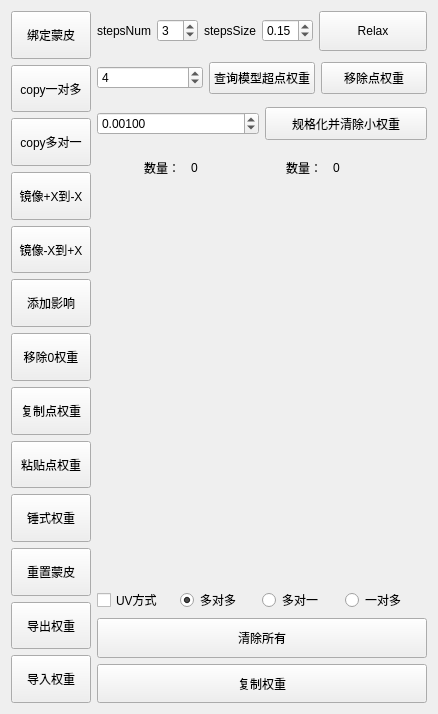
Before: the Qt Designer form UI/uiDesigner/weightTool.ui in guyupi/guyupiTools, drawn with Qt 5.
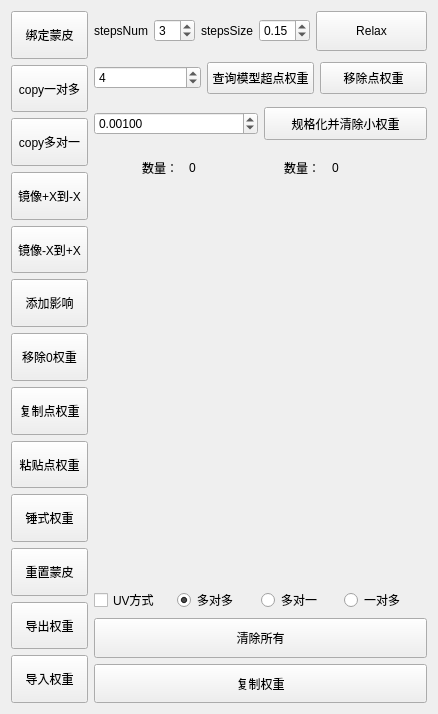
After: the same form once the commit is applied.

Commit message: 1、更新权重文件的UI设置，多对多窗口的添加模型功能，筛选类型，列表数量信号检测 2、重命名工具，选择列表下添加前缀会重复给shape节点添加两个前缀 3、arcUtils文件内修改筛选节点的类，新增将选择列表转化为字典，字典转化为选择列表方法，修复获取shape节点的语句错误 4、新增加QdialogClass类，专门用来构建弹窗的UI 5、新增加保存UI相关设置的类，待调试

The edit to the form file:
```diff
--- a/UI/uiDesigner/weightTool.ui
+++ b/UI/uiDesigner/weightTool.ui
@@ -19,9 +19,9 @@
      <item>
       <layout class="QHBoxLayout" name="horizontalLayout_13" stretch="1,8">
        <item>
-        <layout class="QVBoxLayout" name="verticalLayout_2" stretch="1,1,1,1,1,1,1,1,1,1,1,1,1">
+        <layout class="QVBoxLayout" name="verticalLayout_2" stretch="0,0,0,0,0,0,0,0,0,0,0,0,0">
          <item>
-          <widget class="QPushButton" name="skin_Button">
+          <widget class="QToolButton" name="skin_Button">
            <property name="sizePolicy">
             <sizepolicy hsizetype="Minimum" vsizetype="MinimumExpanding">
              <horstretch>0</horstretch>
@@ -37,7 +37,7 @@
           </widget>
          </item>
          <item>
-          <widget class="QPushButton" name="copy_Skin_oneTomore_Button">
+          <widget class="QToolButton" name="copy_Skin_oneTomore_Button">
            <property name="sizePolicy">
             <sizepolicy hsizetype="Minimum" vsizetype="MinimumExpanding">
              <horstretch>0</horstretch>
@@ -53,7 +53,7 @@
           </widget>
          </item>
          <item>
-          <widget class="QPushButton" name="copy_Skin_moreToone_Button">
+          <widget class="QToolButton" name="copy_Skin_moreToone_Button">
            <property name="sizePolicy">
             <sizepolicy hsizetype="Minimum" vsizetype="MinimumExpanding">
              <horstretch>0</horstretch>
@@ -69,7 +69,7 @@
           </widget>
          </item>
          <item>
-          <widget class="QPushButton" name="MirrorWeightButton01">
+          <widget class="QToolButton" name="MirrorWeightButton01">
            <property name="sizePolicy">
             <sizepolicy hsizetype="Minimum" vsizetype="MinimumExpanding">
              <horstretch>0</horstretch>
@@ -85,7 +85,7 @@
           </widget>
          </item>
          <item>
-          <widget class="QPushButton" name="MirrorWeightButton01_2">
+          <widget class="QToolButton" name="MirrorWeightButton01_2">
            <property name="sizePolicy">
             <sizepolicy hsizetype="Minimum" vsizetype="MinimumExpanding">
              <horstretch>0</horstretch>
@@ -101,7 +101,7 @@
           </widget>
          </item>
          <item>
-          <widget class="QPushButton" name="add_inf_Button">
+          <widget class="QToolButton" name="add_inf_Button">
            <property name="sizePolicy">
             <sizepolicy hsizetype="Minimum" vsizetype="MinimumExpanding">
              <horstretch>0</horstretch>
@@ -117,7 +117,7 @@
           </widget>
          </item>
          <item>
-          <widget class="QPushButton" name="remove_inf_button">
+          <widget class="QToolButton" name="remove_inf_button">
            <property name="sizePolicy">
             <sizepolicy hsizetype="Minimum" vsizetype="MinimumExpanding">
              <horstretch>0</horstretch>
@@ -133,7 +133,7 @@
           </widget>
          </item>
          <item>
-          <widget class="QPushButton" name="copyPointWeiButton">
+          <widget class="QToolButton" name="copyPointWeiButton">
            <property name="sizePolicy">
             <sizepolicy hsizetype="Minimum" vsizetype="MinimumExpanding">
              <horstretch>0</horstretch>
@@ -149,7 +149,7 @@
           </widget>
          </item>
          <item>
-          <widget class="QPushButton" name="patePointSkinWeiButton">
+          <widget class="QToolButton" name="patePointSkinWeiButton">
            <property name="sizePolicy">
             <sizepolicy hsizetype="Minimum" vsizetype="MinimumExpanding">
              <horstretch>0</horstretch>
@@ -165,7 +165,7 @@
           </widget>
          </item>
          <item>
-          <widget class="QPushButton" name="hammer_wei_button">
+          <widget class="QToolButton" name="hammer_wei_button">
            <property name="sizePolicy">
             <sizepolicy hsizetype="Minimum" vsizetype="MinimumExpanding">
              <horstretch>0</horstretch>
@@ -181,7 +181,7 @@
           </widget>
          </item>
          <item>
-          <widget class="QPushButton" name="resetSkinNodeBt">
+          <widget class="QToolButton" name="resetSkinNodeBt">
            <property name="sizePolicy">
             <sizepolicy hsizetype="Minimum" vsizetype="MinimumExpanding">
              <horstretch>0</horstretch>
@@ -203,7 +203,7 @@
           </widget>
          </item>
          <item>
-          <widget class="QPushButton" name="export_skinWei_Button">
+          <widget class="QToolButton" name="export_skinWei_Button">
            <property name="sizePolicy">
             <sizepolicy hsizetype="Minimum" vsizetype="MinimumExpanding">
              <horstretch>0</horstretch>
@@ -219,7 +219,7 @@
           </widget>
          </item>
          <item>
-          <widget class="QPushButton" name="import_skinWei_Button">
+          <widget class="QToolButton" name="import_skinWei_Button">
            <property name="sizePolicy">
             <sizepolicy hsizetype="Minimum" vsizetype="MinimumExpanding">
              <horstretch>0</horstretch>
```
The commit also changes 15 other files.
